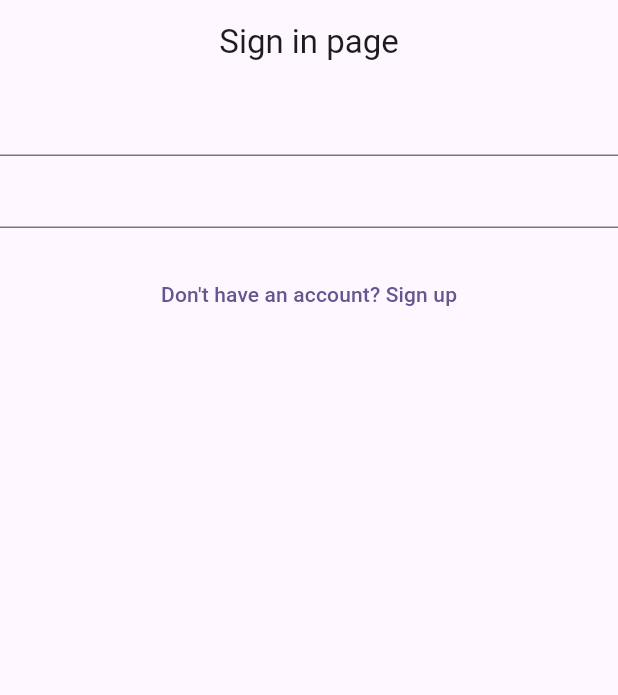
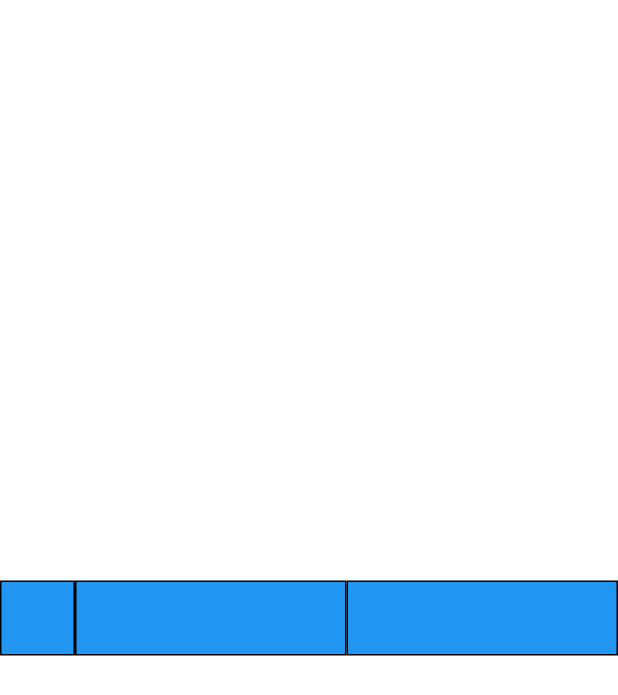
Before and after one commit to JER3MIAH/responsive_todo_app, a Flutter app: the screen it shows after launch, on a phone screen of 412 x 824 dp. Shown: the top 695 px of the screen. Run offline on Flutter 3.47's test engine with Material 2 defaults, Android fonts, the phone set to English and light mode, and no system bars.

Commit message:
flex box practice

```diff
--- /dev/null
+++ b/lib/logic/widget.dart
@@ -0,0 +1,40 @@
+import 'package:flutter/material.dart';
+
+class MyWidget extends StatelessWidget {
+  const MyWidget({super.key});
+
+  @override
+  Widget build(BuildContext context) {
+    return const Row(
+      children: [
+        BlueBox(),
+        Flexible(
+          fit: FlexFit.tight,
+          flex: 1,
+          child: BlueBox(),
+        ),
+        Flexible(
+          fit: FlexFit.tight,
+          flex: 1,
+          child: BlueBox(),
+        ),
+      ],
+    );
+  }
+}
+
+class BlueBox extends StatelessWidget {
+  const BlueBox({super.key});
+
+  @override
+  Widget build(BuildContext context) {
+    return Container(
+      width: 50,
+      height: 50,
+      decoration: BoxDecoration(
+        color: Colors.blue,
+        border: Border.all(),
+      ),
+    );
+  }
+}
--- a/lib/main.dart
+++ b/lib/main.dart
@@ -1,5 +1,6 @@
 import 'package:flutter/material.dart';
-import 'package:flutter_x_dart_practice/presentation/homepage.dart';
+
+import 'logic/widget.dart';
 
 void main() {
   runApp(const MyApp());
@@ -17,6 +18,6 @@ class MyApp extends StatelessWidget {
           colorScheme: ColorScheme.fromSeed(seedColor: Colors.deepPurple),
           useMaterial3: true,
         ),
-        home: const MyHomePage());
+        home: const MyWidget());
   }
 }
--- a/lib/presentation/homepage.dart
+++ /dev/null
@@ -1,43 +0,0 @@
-import 'package:flutter/material.dart';
-import 'package:flutter_hooks/flutter_hooks.dart';
-import 'package:flutter_x_dart_practice/presentation/sign_in.dart';
-
-class MyHomePage extends HookWidget {
-  const MyHomePage({super.key});
-
-  @override
-  Widget build(BuildContext context) {
-    final isSignIn = useState(true);
-
-    // useEffect(
-    //   () {
-    //     controller.addListener(() {
-    //       text.value = controller.text;
-    //     });
-    //     return null;
-    //   },
-    //   [controller],
-    // );
-
-    return Scaffold(
-      appBar: AppBar(
-        centerTitle: true,
-        title: Text(isSignIn.value ? 'Sign in page' : 'Sign up page'),
-      ),
-      body: Column(
-        children: [
-          isSignIn.value ? const SignInPage() : const SignUpPage(),
-          const SizedBox(height: 20),
-          TextButton(
-            onPressed: () {
-              isSignIn.value = !isSignIn.value;
-            },
-            child: Text(isSignIn.value
-                ? 'Don\'t have an account? Sign up'
-                : 'Already have an account? sign in'),
-          ),
-        ],
-      ),
-    );
-  }
-}
--- a/lib/presentation/sign_in.dart
+++ /dev/null
@@ -1,48 +0,0 @@
-import 'package:flutter/material.dart';
-import 'package:flutter_hooks/flutter_hooks.dart';
-
-class SignInPage extends HookWidget {
-  const SignInPage({super.key});
-
-  @override
-  Widget build(BuildContext context) {
-    final emailcontroller = useTextEditingController();
-    final passwordController = useTextEditingController();
-
-    return Column(
-      children: [
-        TextField(
-          controller: emailcontroller,
-        ),
-        TextField(
-          controller: passwordController,
-        )
-      ],
-    );
-  }
-}
-
-class SignUpPage extends HookWidget {
-  const SignUpPage({super.key});
-
-  @override
-  Widget build(BuildContext context) {
-    final nameController = useTextEditingController();
-    final emailcontroller = useTextEditingController();
-    final passwordController = useTextEditingController();
-
-    return Column(
-      children: [
-        TextField(
-          controller: nameController,
-        ),
-        TextField(
-          controller: emailcontroller,
-        ),
-        TextField(
-          controller: passwordController,
-        )
-      ],
-    );
-  }
-}
```
